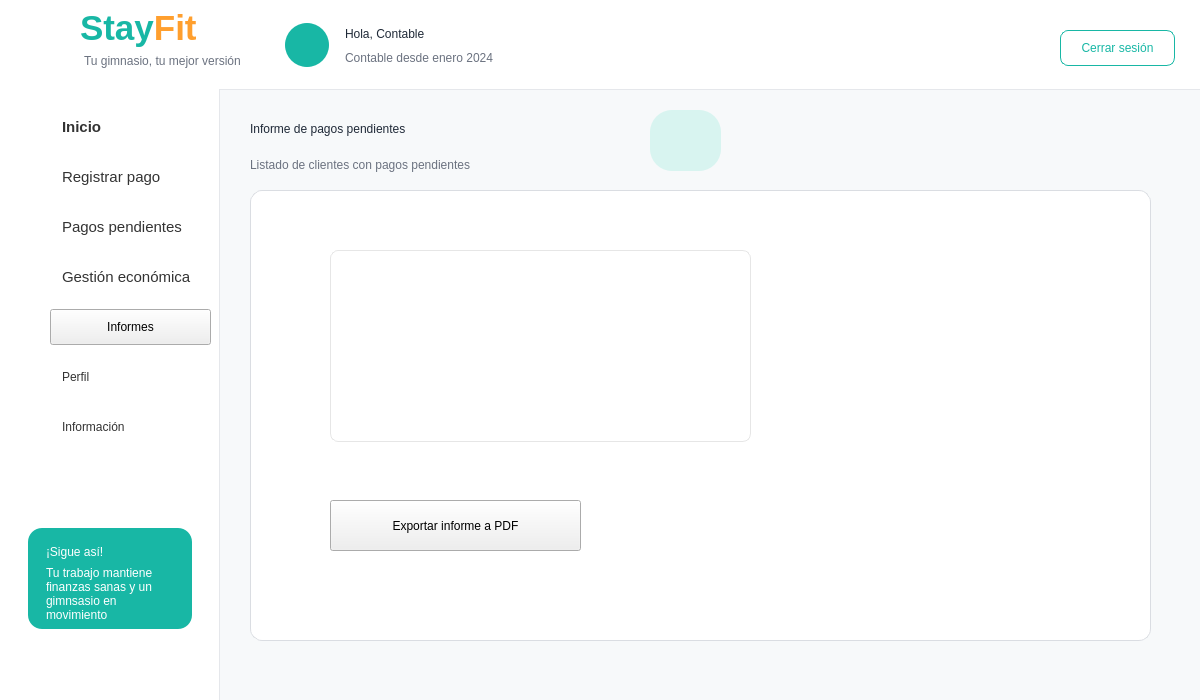
smonts01/Ingenieria-del-software, file Proyecto/src/vista/Ui/interfaz_contable_informes_pagos_pendientes.ui: the form before one commit.
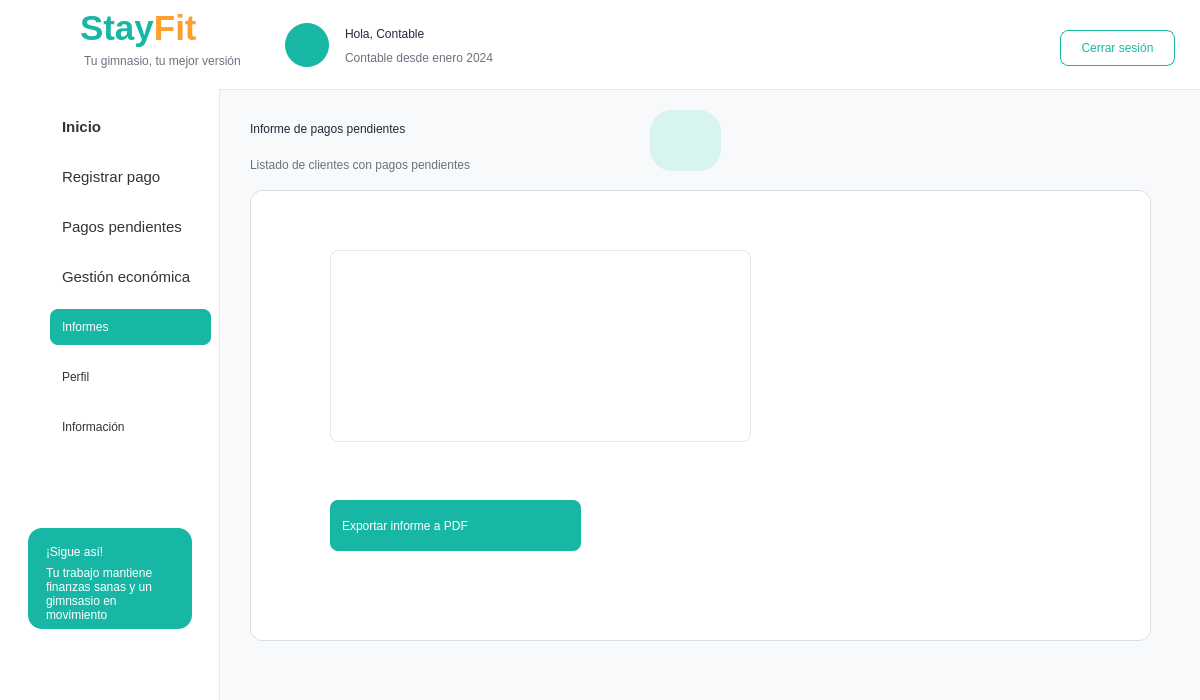
The form after the commit. Icons and pictures are not drawn.

Patch:
```diff
--- a/Proyecto/src/vista/Ui/interfaz_contable_informes_pagos_pendientes.ui
+++ b/Proyecto/src/vista/Ui/interfaz_contable_informes_pagos_pendientes.ui
@@ -183,6 +183,30 @@
        <height>36</height>
       </rect>
      </property>
+     <property name="styleSheet">
+      <string notr="true">QPushButton {
+    background-color: #18B7A5;
+    border: none;
+    border-radius: 8px;
+    padding: 8px 12px;
+    text-align: left;
+    color: #FFFFFF;
+}
+
+QPushButton:hover {
+    background-color: #E8F8F5;
+}
+
+QPushButton:checked {
+    background-color: #DDF7F3;
+    color: #333333;
+    font-weight: bold;
+}
+
+ 
+
+</string>
+     </property>
      <property name="text">
       <string>Informes</string>
      </property>
@@ -720,6 +744,30 @@
         <height>51</height>
        </rect>
       </property>
+      <property name="styleSheet">
+       <string notr="true">QPushButton {
+    background-color: #18B7A5;
+    border: none;
+    border-radius: 8px;
+    padding: 8px 12px;
+    text-align: left;
+    color: #FFFFFF;
+}
+
+QPushButton:hover {
+    background-color: #E8F8F5;
+}
+
+QPushButton:checked {
+    background-color: #DDF7F3;
+    color: #333333;
+    font-weight: bold;
+}
+
+ 
+
+</string>
+      </property>
       <property name="text">
        <string>Exportar informe a PDF</string>
       </property>
```
Left out of the diff: 12 changed lines with no effect on the pictures.
